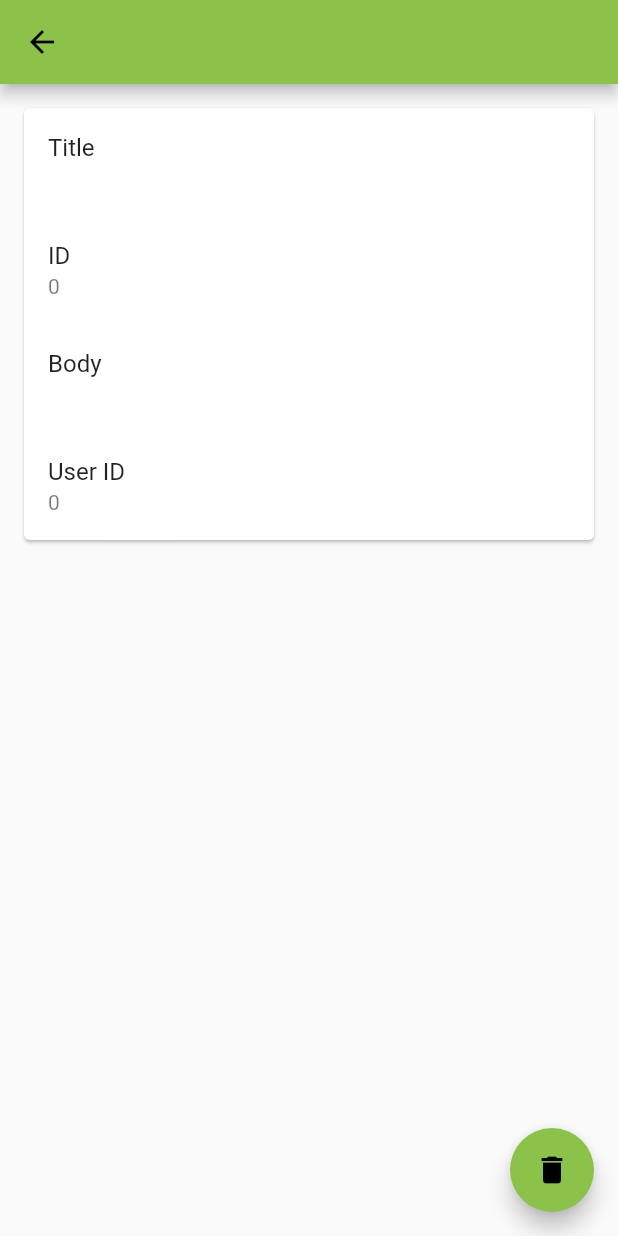
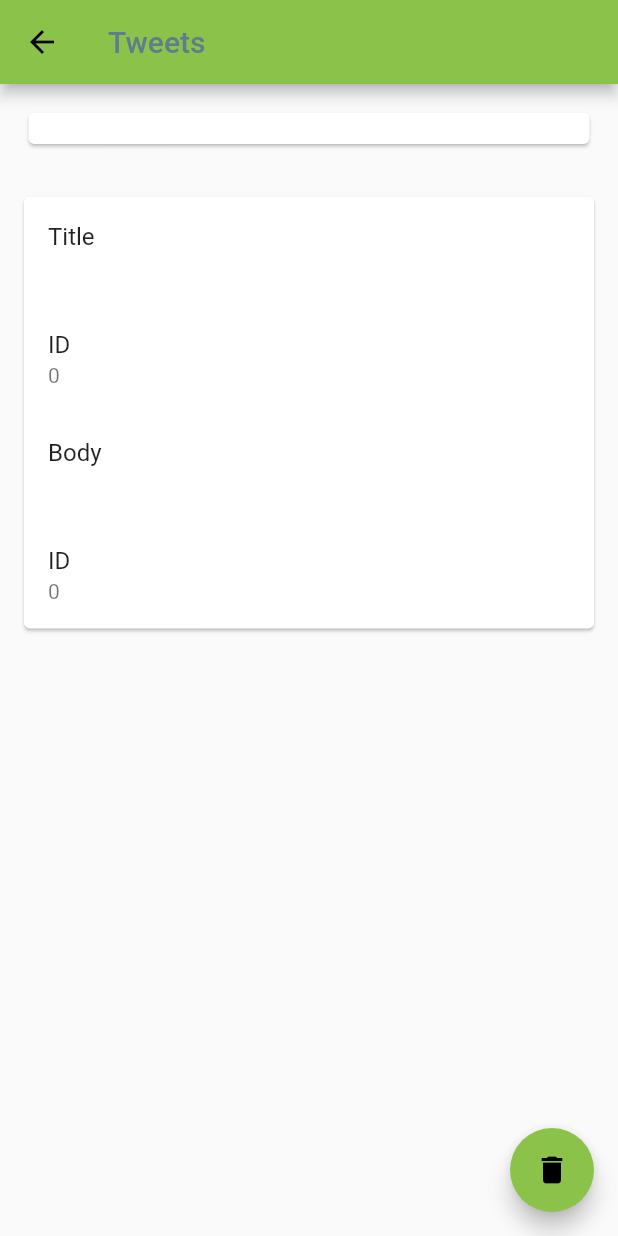
Before and after one commit to Dann97/DispositivosMoviles-Project-Posts, a Flutter app: the PostDetail screen opened directly with empty values, on a phone screen of 412 x 824 dp. Run offline on Flutter 3.47's test engine with Material 2 defaults, Android fonts, the phone set to English and light mode, and no system bars; statements that could not run were skipped.

Commit message:
Diseño en detalles de los Post

```diff
--- a/dann_post/lib/post_detail.dart
+++ b/dann_post/lib/post_detail.dart
@@ -3,8 +3,10 @@ import 'package:dann_post/post_model.dart';
 import 'package:flutter/cupertino.dart';
 import 'package:flutter/material.dart';
 
+
 class PostDetail extends StatelessWidget{
   final Post post;
+  //final Post post;
   final HttpsService httpsService=HttpsService();
   PostDetail(
     {
@@ -15,7 +17,7 @@ class PostDetail extends StatelessWidget{
   Widget build(BuildContext context) {
     return Scaffold(
       appBar: AppBar(
-        title: Text(post.title),
+        title: Text('Tweets',style: TextStyle(color : Colors.blueGrey),),
         ),
         floatingActionButton: FloatingActionButton(
           child: Icon(
@@ -25,11 +27,21 @@ class PostDetail extends StatelessWidget{
               Navigator.of(context).pop();
             },
             ),
-      body: SingleChildScrollView(
-        child: Padding(
+      body: Column(
+        //mainAxisAlignment:MainAxisAlignment.start,
+        crossAxisAlignment: CrossAxisAlignment.stretch,
+        children: <Widget>[
+          Container(
+            padding: EdgeInsets.all(15.0),
+
+            child: Card(
+            child: Text("${post.title}",style: TextStyle(fontSize:18.0),),
+            ),
+          ),
+          Container(
             padding: EdgeInsets.all(12.0),
             child: Card(
-            child: Column(
+              child:Column(
                 children: <Widget>[
                   ListTile(
                    title: Text("Title"),
@@ -44,13 +56,18 @@ class PostDetail extends StatelessWidget{
                     subtitle: Text("${post.body}"),
                   ),
                   ListTile(
-                  title: Text("User ID"),
+                    title: Text("ID"),
                      subtitle: Text("${post.userId}"),
-                ) ,
+                   ),
                 ],
-              )
               ),
-          )),
+
+            ),
+          ),
+        ],
+      ),
+
+
     ) ;
   }
 }
--- a/dann_post/lib/posts.dart
+++ b/dann_post/lib/posts.dart
@@ -3,13 +3,15 @@ import 'package:dann_post/post_detail.dart';
 import 'package:dann_post/post_model.dart';
 import 'package:flutter/material.dart';
 
+
  class PostsPage extends StatelessWidget{
+
    final HttpsService httpsService=HttpsService();
   @override
   Widget build(BuildContext context){
     return Scaffold(
       appBar: AppBar(
-        title: Text("Dann Posts"),
+        title: Text("Dann Posts",style: TextStyle(color: Colors.blueGrey),),
       ),
       body: FutureBuilder(future: httpsService.getPosts(),
       builder:(BuildContext context, AsyncSnapshot<List<Post>> snapshot){
@@ -23,7 +25,7 @@ import 'package:flutter/material.dart';
                 backgroundImage: AssetImage("images/icono.png"),
               ),
               title: Text(post.title),
-              subtitle: Text(post.id.toString(),),
+              subtitle: Text(post.body),
               onTap: () => Navigator.of(context).push(
                 MaterialPageRoute(
                   builder: (context)=>PostDetail(
```
Also changed, not shown: dann_post/lib/post_model.dart (+25 -0 lines). Lines whose indentation alone changed are shown as unchanged.
